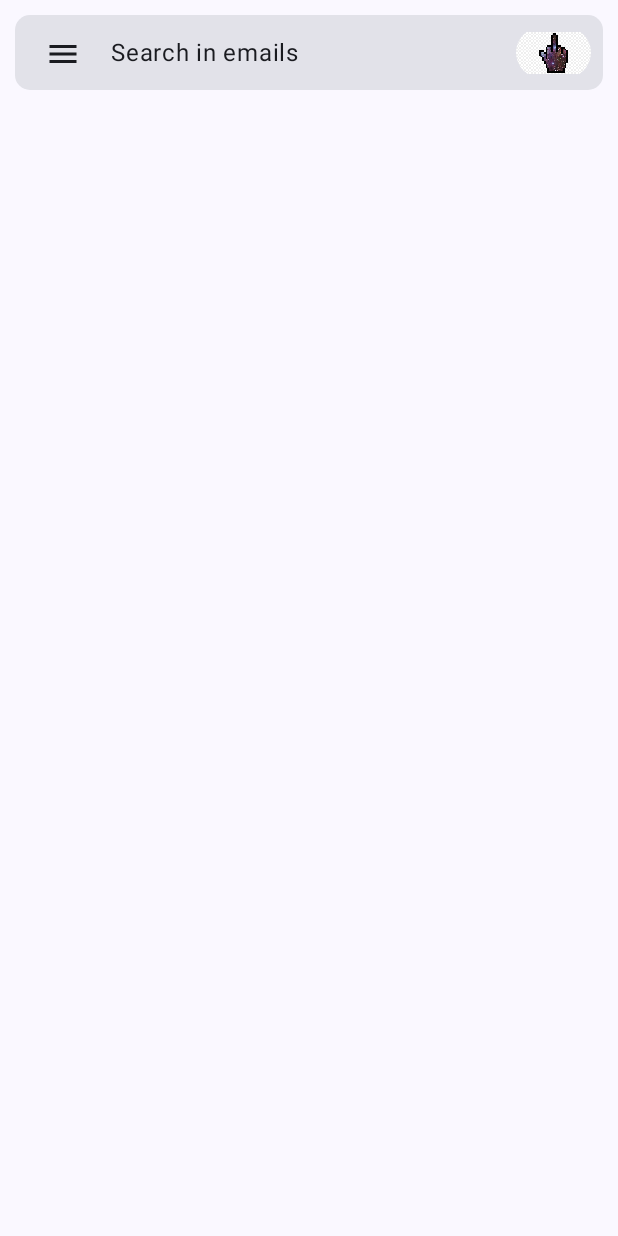
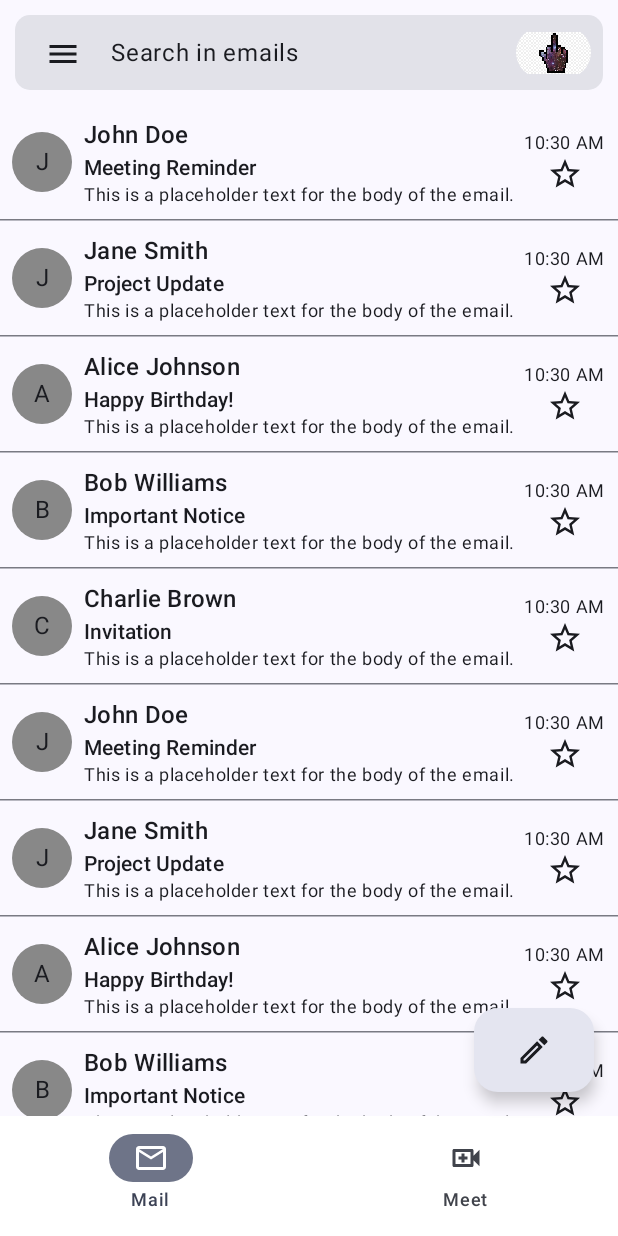
Before and after one commit to Dimadyuk/GmailClone, an Android app built with Jetpack Compose: the screen it shows after launch (MainActivity), on a phone screen of 412 x 824 dp. Run offline under Robolectric (Android 15) with nearby library versions, the phone set to English and light mode, and no system bars.

Commit message:
added floating button

```diff
--- a/app/build.gradle.kts
+++ b/app/build.gradle.kts
@@ -57,6 +57,7 @@ dependencies {
     implementation(libs.androidx.ui.tooling.preview)
     implementation(libs.androidx.material3)
     implementation(libs.androidx.material3.icons)
+    implementation(libs.androidx.material3.navigation)
     testImplementation(libs.junit)
     androidTestImplementation(libs.androidx.junit)
     androidTestImplementation(libs.androidx.espresso.core)
--- a/app/src/main/java/com/dimadyuk/gmailclone/MainActivity.kt
+++ b/app/src/main/java/com/dimadyuk/gmailclone/MainActivity.kt
@@ -9,18 +9,20 @@ import androidx.compose.foundation.layout.asPaddingValues
 import androidx.compose.foundation.layout.fillMaxSize
 import androidx.compose.foundation.layout.padding
 import androidx.compose.foundation.layout.systemBars
+import androidx.compose.foundation.lazy.rememberLazyListState
 import androidx.compose.foundation.rememberScrollState
 import androidx.compose.material3.DrawerValue
 import androidx.compose.material3.ModalDrawerSheet
 import androidx.compose.material3.ModalNavigationDrawer
 import androidx.compose.material3.Scaffold
 import androidx.compose.material3.rememberDrawerState
-import androidx.compose.runtime.Composable
 import androidx.compose.runtime.rememberCoroutineScope
 import androidx.compose.ui.Modifier
-import androidx.compose.ui.tooling.preview.Preview
 import com.dimadyuk.gmailclone.components.GmailDrawerMenu
+import com.dimadyuk.gmailclone.components.GmailFab
 import com.dimadyuk.gmailclone.components.HomeAppBar
+import com.dimadyuk.gmailclone.components.HomeBottomMenu
+import com.dimadyuk.gmailclone.components.MailList
 import com.dimadyuk.gmailclone.ui.theme.GmailCloneTheme
 
 class MainActivity : ComponentActivity() {
@@ -32,6 +34,7 @@ class MainActivity : ComponentActivity() {
                 val paddingTop = WindowInsets.systemBars.asPaddingValues().calculateTopPadding()
                 val drawerState = rememberDrawerState(initialValue = DrawerValue.Closed)
                 val scrollState = rememberScrollState()
+                val listScrollState = rememberLazyListState()
                 val scope = rememberCoroutineScope()
 
 
@@ -57,25 +60,21 @@ class MainActivity : ComponentActivity() {
                                 scope = scope
                             )
                         },
+                        bottomBar = {
+                            HomeBottomMenu()
+                        },
                         content = { padding ->
-                            GmailApp(modifier = Modifier.padding(padding))
+                            MailList(
+                                scrollState = listScrollState,
+                                paddingValues = padding
+                            )
                         },
+                        floatingActionButton = {
+                            GmailFab(scrollState = listScrollState)
+                        }
                     )
                 }
             }
         }
     }
 }
-
-@Composable
-fun GmailApp(modifier: Modifier = Modifier) {
-
-}
-
-@Preview(showBackground = true)
-@Composable
-fun GreetingPreview() {
-    GmailCloneTheme {
-        GmailApp()
-    }
-}
--- /dev/null
+++ b/app/src/main/java/com/dimadyuk/gmailclone/MockData.kt
@@ -0,0 +1,18 @@
+package com.dimadyuk.gmailclone
+
+import com.dimadyuk.gmailclone.model.MailData
+import java.time.LocalDateTime
+import java.time.format.DateTimeFormatter
+
+val names = listOf("John Doe", "Jane Smith", "Alice Johnson", "Bob Williams", "Charlie Brown")
+val subjects = listOf("Meeting Reminder", "Project Update", "Happy Birthday!", "Important Notice", "Invitation")
+
+val mailDataList = List(50) { index ->
+    MailData(
+        mailId = index,
+        userName = names[index % names.size],
+        subject = subjects[index % subjects.size],
+        body = "This is a placeholder text for the body of the email.",
+        timeStamp = LocalDateTime.now().format(DateTimeFormatter.ofPattern("hh:mm a"))
+    )
+}
--- a/app/src/main/java/com/dimadyuk/gmailclone/components/GmailDrawerMenu.kt
+++ b/app/src/main/java/com/dimadyuk/gmailclone/components/GmailDrawerMenu.kt
@@ -19,7 +19,7 @@ import androidx.compose.ui.graphics.Color
 import androidx.compose.ui.text.font.FontWeight
 import androidx.compose.ui.unit.dp
 import androidx.compose.ui.unit.sp
-import com.dimadyuk.gmailclone.DrawerMenuData
+import com.dimadyuk.gmailclone.model.DrawerMenuData
 import kotlinx.coroutines.CoroutineScope
 import kotlinx.coroutines.launch
 
--- /dev/null
+++ b/app/src/main/java/com/dimadyuk/gmailclone/components/GmailFab.kt
@@ -0,0 +1,43 @@
+package com.dimadyuk.gmailclone.components
+
+import androidx.compose.animation.AnimatedVisibility
+import androidx.compose.foundation.layout.Row
+import androidx.compose.foundation.lazy.LazyListState
+import androidx.compose.material.icons.Icons
+import androidx.compose.material.icons.outlined.Edit
+import androidx.compose.material3.ExtendedFloatingActionButton
+import androidx.compose.material3.Icon
+import androidx.compose.material3.MaterialTheme
+import androidx.compose.material3.Text
+import androidx.compose.runtime.Composable
+import androidx.compose.runtime.derivedStateOf
+import androidx.compose.runtime.getValue
+import androidx.compose.runtime.remember
+import androidx.compose.ui.unit.sp
+
+@Composable
+fun GmailFab(
+    scrollState: LazyListState,
+) {
+    val fullIcon by remember {
+        derivedStateOf {
+            scrollState.firstVisibleItemIndex > 1
+        }
+    }
+    ExtendedFloatingActionButton(
+        onClick = { /*TODO*/ },
+        containerColor = MaterialTheme.colorScheme.surface,
+    ) {
+        Row {
+            Icon(
+                imageVector = Icons.Outlined.Edit,
+                contentDescription = null
+            )
+            AnimatedVisibility(visible = fullIcon) {
+                Text(
+                    text = "Compose", fontSize = 16.sp
+                )
+            }
+        }
+    }
+}
--- /dev/null
+++ b/app/src/main/java/com/dimadyuk/gmailclone/components/HomeBottomMenu.kt
@@ -0,0 +1,46 @@
+package com.dimadyuk.gmailclone.components
+
+import androidx.compose.foundation.layout.fillMaxWidth
+import androidx.compose.material3.Icon
+import androidx.compose.material3.NavigationBar
+import androidx.compose.material3.NavigationBarItem
+import androidx.compose.material3.Text
+import androidx.compose.runtime.Composable
+import androidx.compose.runtime.getValue
+import androidx.compose.runtime.mutableIntStateOf
+import androidx.compose.runtime.remember
+import androidx.compose.runtime.setValue
+import androidx.compose.ui.Modifier
+import androidx.compose.ui.graphics.Color
+import com.dimadyuk.gmailclone.model.BottomMenuData
+
+@Composable
+fun HomeBottomMenu() {
+    val items = listOf(
+        BottomMenuData.Mail,
+        BottomMenuData.Meet
+    )
+    var navigationSelectedItem by remember {
+        mutableIntStateOf(0)
+    }
+    NavigationBar(
+        modifier = Modifier.fillMaxWidth(),
+        containerColor = Color.White,
+        contentColor = Color.Black
+    ) {
+
+        items.forEachIndexed { index, item ->
+            NavigationBarItem(selected = index == navigationSelectedItem,
+                onClick = {
+                    navigationSelectedItem = index
+                },
+                icon = {
+                    Icon(
+                        imageVector = item.icon,
+                        contentDescription = item.title
+                    )
+                },
+                label = { Text(text = item.title) })
+        }
+    }
+}
--- /dev/null
+++ b/app/src/main/java/com/dimadyuk/gmailclone/components/MailList.kt
@@ -0,0 +1,143 @@
+package com.dimadyuk.gmailclone.components
+
+import androidx.compose.foundation.layout.Arrangement
+import androidx.compose.foundation.layout.Box
+import androidx.compose.foundation.layout.Column
+import androidx.compose.foundation.layout.PaddingValues
+import androidx.compose.foundation.layout.Row
+import androidx.compose.foundation.layout.fillMaxHeight
+import androidx.compose.foundation.layout.fillMaxSize
+import androidx.compose.foundation.layout.fillMaxWidth
+import androidx.compose.foundation.layout.padding
+import androidx.compose.foundation.layout.size
+import androidx.compose.foundation.lazy.LazyColumn
+import androidx.compose.foundation.lazy.LazyListState
+import androidx.compose.foundation.shape.CircleShape
+import androidx.compose.material.icons.Icons
+import androidx.compose.material.icons.outlined.StarOutline
+import androidx.compose.material3.Card
+import androidx.compose.material3.CardDefaults
+import androidx.compose.material3.HorizontalDivider
+import androidx.compose.material3.Icon
+import androidx.compose.material3.IconButton
+import androidx.compose.material3.MaterialTheme
+import androidx.compose.material3.Text
+import androidx.compose.runtime.Composable
+import androidx.compose.ui.Alignment
+import androidx.compose.ui.Modifier
+import androidx.compose.ui.draw.clip
+import androidx.compose.ui.graphics.Color
+import androidx.compose.ui.text.style.TextAlign
+import androidx.compose.ui.tooling.preview.Preview
+import androidx.compose.ui.unit.dp
+import com.dimadyuk.gmailclone.mailDataList
+import com.dimadyuk.gmailclone.model.MailData
+
+@Composable
+fun MailList(
+    paddingValues: PaddingValues = PaddingValues(0.dp),
+    scrollState: LazyListState
+) {
+    Box(
+        modifier = Modifier.padding(paddingValues)
+    ) {
+        LazyColumn(
+            state = scrollState,
+            modifier = Modifier
+                .fillMaxSize()
+        ) {
+            items(mailDataList.size) { item ->
+                MailItem(mailData = mailDataList[item])
+            }
+        }
+    }
+}
+
+@Composable
+fun MailItem(
+    mailData: MailData,
+    modifier: Modifier = Modifier
+) {
+    Row(
+        modifier = Modifier
+            .fillMaxWidth()
+            .padding(8.dp),
+        verticalAlignment = Alignment.CenterVertically
+    ) {
+        Card(
+            modifier = modifier
+                .padding(end = 8.dp)
+                .size(40.dp)
+                .clip(CircleShape),
+            colors = CardDefaults.cardColors(
+                containerColor = Color.Gray
+            )
+        ) {
+            Box(
+                modifier = Modifier.fillMaxSize(),
+                contentAlignment = Alignment.Center
+            ) {
+                Text(
+                    text = mailData.userName[0].uppercase(),
+                    textAlign = TextAlign.Center,
+                    modifier = modifier
+                        .padding(8.dp),
+                )
+            }
+        }
+        Column(
+            modifier = Modifier.weight(1f)
+        ) {
+            Text(
+                text = mailData.userName,
+                style = MaterialTheme.typography.titleMedium
+            )
+            Text(
+                text = mailData.subject,
+                style = MaterialTheme.typography.titleSmall
+            )
+            Text(
+                text = mailData.body,
+                style = MaterialTheme.typography.bodySmall
+            )
+
+        }
+        Column(
+            modifier = Modifier.fillMaxHeight(),
+            horizontalAlignment = Alignment.CenterHorizontally,
+            verticalArrangement = Arrangement.SpaceBetween
+        ) {
+            Text(
+                text = mailData.timeStamp,
+                style = MaterialTheme.typography.bodySmall
+            )
+            IconButton(
+                modifier = Modifier
+                    .size(25.dp),
+                onClick = {
+
+                }) {
+                Icon(
+                    imageVector = Icons.Outlined.StarOutline,
+                    contentDescription = null
+                )
+            }
+        }
+    }
+    HorizontalDivider()
+}
+
+@Preview(showBackground = true)
+@Composable
+fun MailItemPreview(modifier: Modifier = Modifier) {
+    MailItem(
+        mailData = MailData(
+            mailId = 0,
+            userName = "John Doe",
+            subject = "Hello",
+            body = "Hello, how are you?",
+            timeStamp = "10:00 AM"
+        ),
+        modifier = modifier
+    )
+}
--- /dev/null
+++ b/app/src/main/java/com/dimadyuk/gmailclone/model/BottomMenuData.kt
@@ -0,0 +1,21 @@
+package com.dimadyuk.gmailclone.model
+
+import androidx.compose.material.icons.Icons
+import androidx.compose.material.icons.outlined.Mail
+import androidx.compose.material.icons.outlined.VideoCall
+import androidx.compose.ui.graphics.vector.ImageVector
+
+sealed class BottomMenuData(
+    val title: String,
+    val icon: ImageVector
+) {
+    data object Mail : BottomMenuData(
+        title = "Mail",
+        icon = Icons.Outlined.Mail,
+    )
+
+    data object Meet : BottomMenuData(
+        title = "Meet",
+        icon = Icons.Outlined.VideoCall,
+    )
+}
--- a/app/src/main/java/com/dimadyuk/gmailclone/DrawerMenuData.kt
+++ b/app/src/main/java/com/dimadyuk/gmailclone/model/DrawerMenuData.kt
@@ -1,4 +1,4 @@
-package com.dimadyuk.gmailclone
+package com.dimadyuk.gmailclone.model
 
 import androidx.compose.material.icons.Icons
 import androidx.compose.material.icons.automirrored.outlined.Help
--- /dev/null
+++ b/app/src/main/java/com/dimadyuk/gmailclone/model/MailData.kt
@@ -0,0 +1,9 @@
+package com.dimadyuk.gmailclone.model
+
+data class MailData(
+    val mailId: Int,
+    val userName: String,
+    val subject: String,
+    val body: String,
+    val timeStamp: String = "",
+)
--- a/gradle/libs.versions.toml
+++ b/gradle/libs.versions.toml
@@ -8,6 +8,7 @@ espressoCore = "3.5.1"
 lifecycleRuntimeKtx = "2.8.2"
 activityCompose = "1.9.0"
 composeBom = "2024.04.01"
+navigation = "2.7.7"
 
 [libraries]
 androidx-core-ktx = { group = "androidx.core", name = "core-ktx", version.ref = "coreKtx" }
@@ -25,6 +26,7 @@ androidx-ui-test-manifest = { group = "androidx.compose.ui", name = "ui-test-man
 androidx-ui-test-junit4 = { group = "androidx.compose.ui", name = "ui-test-junit4" }
 androidx-material3 = { group = "androidx.compose.material3", name = "material3" }
 androidx-material3-icons = { group = "androidx.compose.material", name = "material-icons-extended" }
+androidx-material3-navigation = { group = "androidx.navigation", name = "navigation-compose", version.ref = "navigation" }
 
 [plugins]
 android-application = { id = "com.android.application", version.ref = "agp" }
```
